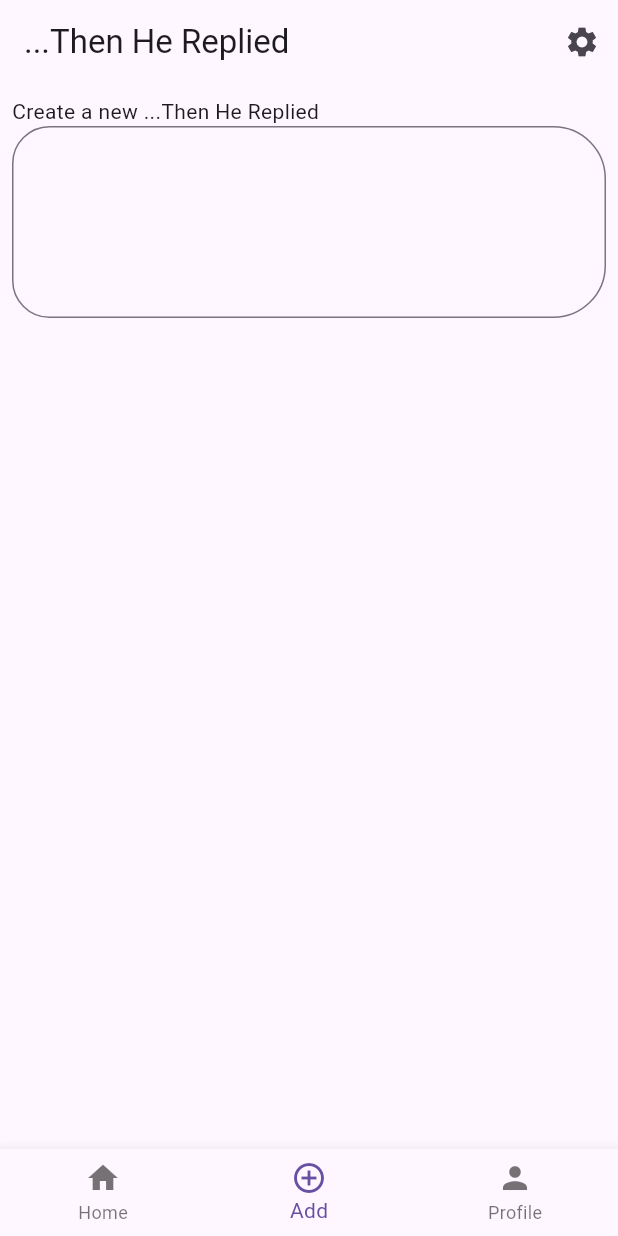
After one commit to BMarx981/then_he_replied, a Flutter app: the screen it shows after launch, item 2 of the bottom bar chosen, on a phone screen of 412 x 824 dp. The commit adds this screen. Run offline on Flutter 3.47's test engine with Material 3 defaults, Android fonts, the phone set to English and light mode, and no system bars; our stand-ins replace flutter_riverpod, riverpod_annotation; generated files the repository leaves out were written again.

Commit message:
rearrange the project.

```diff
--- a/lib/src/app.dart
+++ b/lib/src/app.dart
@@ -1,8 +1,8 @@
 import 'package:flutter/material.dart';
 import 'package:flutter_gen/gen_l10n/app_localizations.dart';
 import 'package:flutter_localizations/flutter_localizations.dart';
-import 'package:then_he_replied/src/reply_details_screen/reply_item_details_view.dart';
-import 'package:then_he_replied/src/reply_list_screen/reply_main_view.dart';
+import 'package:then_he_replied/src/presentation/reply_details_screen/reply_item_details_view.dart';
+import 'package:then_he_replied/src/presentation/main_view.dart';
 
 import 'settings/settings_controller.dart';
 import 'settings/settings_view.dart';
--- /dev/null
+++ b/lib/src/presentation/common/app_bar/app_bar.dart
@@ -0,0 +1,24 @@
+import 'package:flutter/material.dart';
+import 'package:then_he_replied/src/settings/settings_view.dart';
+
+class RepliedAppBar extends StatelessWidget {
+  const RepliedAppBar({super.key});
+
+  @override
+  Widget build(BuildContext context) {
+    return AppBar(
+      title: const Text('...Then He Replied'),
+      actions: [
+        IconButton(
+          icon: const Icon(Icons.settings),
+          onPressed: () {
+            // Navigate to the settings page. If the user leaves and returns
+            // to the app after it has been killed while running in the
+            // background, the navigation stack is restored.
+            Navigator.restorablePushNamed(context, SettingsView.routeName);
+          },
+        ),
+      ],
+    );
+  }
+}
--- /dev/null
+++ b/lib/src/presentation/common/textfield.dart
@@ -0,0 +1,23 @@
+import 'package:flutter/material.dart';
+
+class ReplyTextField extends StatefulWidget {
+  const ReplyTextField({super.key});
+
+  @override
+  State<ReplyTextField> createState() => _ReplyTextFieldState();
+}
+
+class _ReplyTextFieldState extends State<ReplyTextField> {
+  @override
+  Widget build(BuildContext context) {
+    return const TextField(
+      maxLines: 8,
+      minLines: 4,
+      decoration: InputDecoration(
+          border: OutlineInputBorder(
+        borderRadius: BorderRadius.horizontal(
+            left: Radius.circular(25), right: Radius.circular(35)),
+      )),
+    );
+  }
+}
--- /dev/null
+++ b/lib/src/presentation/create_reply/create_reply_view.dart
@@ -0,0 +1,18 @@
+import 'package:flutter/material.dart';
+import 'package:flutter_riverpod/flutter_riverpod.dart';
+import 'package:then_he_replied/src/presentation/common/textfield.dart';
+
+class CreateReplyView extends ConsumerWidget {
+  const CreateReplyView({super.key});
+
+  @override
+  Widget build(BuildContext context, WidgetRef ref) {
+    return const Padding(
+      padding: EdgeInsets.all(8.0),
+      child: Column(children: [
+        Row(children: [Text("Create a new ...Then He Replied")]),
+        Expanded(child: ReplyTextField()),
+      ]),
+    );
+  }
+}
--- a/lib/src/reply_list_screen/reply_main_view.dart
+++ b/lib/src/presentation/main_view.dart
@@ -1,8 +1,9 @@
 import 'package:flutter/material.dart';
 import 'package:flutter_riverpod/flutter_riverpod.dart';
-import 'package:then_he_replied/src/create_reply/create_reply_view.dart';
-import 'package:then_he_replied/src/profile/profile_view.dart';
-import 'package:then_he_replied/src/reply_list_screen/reply_list_view.dart';
+import 'package:then_he_replied/src/presentation/common/app_bar/app_bar.dart';
+import 'package:then_he_replied/src/presentation/create_reply/create_reply_view.dart';
+import 'package:then_he_replied/src/presentation/profile/profile_view.dart';
+import 'package:then_he_replied/src/presentation/reply_list_screen/reply_list_view.dart';
 
 import 'package:then_he_replied/src/settings/settings_view.dart';
 
@@ -23,19 +24,9 @@ class ReplyItemMainView extends ConsumerWidget {
   Widget build(BuildContext context, WidgetRef ref) {
     final indexBottomNavbar = ref.watch(indexBottomNavbarProvider);
     return Scaffold(
-      appBar: AppBar(
-        title: const Text('...Then He Replied'),
-        actions: [
-          IconButton(
-            icon: const Icon(Icons.settings),
-            onPressed: () {
-              // Navigate to the settings page. If the user leaves and returns
-              // to the app after it has been killed while running in the
-              // background, the navigation stack is restored.
-              Navigator.restorablePushNamed(context, SettingsView.routeName);
-            },
-          ),
-        ],
+      appBar: const PreferredSize(
+        preferredSize: Size(double.infinity, kToolbarHeight),
+        child: RepliedAppBar(),
       ),
       body: bodies[indexBottomNavbar],
       bottomNavigationBar: BottomNavigationBar(
--- /dev/null
+++ b/lib/src/presentation/reply_list_screen/reply_main_view.dart
@@ -0,0 +1,57 @@
+import 'package:flutter/material.dart';
+import 'package:flutter_riverpod/flutter_riverpod.dart';
+import 'package:then_he_replied/src/presentation/common/app_bar/app_bar.dart';
+import 'package:then_he_replied/src/presentation/create_reply/create_reply_view.dart';
+import 'package:then_he_replied/src/presentation/profile/profile_view.dart';
+import 'package:then_he_replied/src/presentation/reply_list_screen/reply_list_view.dart';
+
+import 'package:then_he_replied/src/settings/settings_view.dart';
+
+/// Displays a list of ReplyItems.
+class ReplyItemMainView extends ConsumerWidget {
+  ReplyItemMainView({
+    super.key,
+  });
+
+  static const routeName = '/';
+  final List<Widget> bodies = [
+    const ReplyItemListView(),
+    const CreateReplyView(),
+    const ProfileView(),
+  ];
+
+  @override
+  Widget build(BuildContext context, WidgetRef ref) {
+    final indexBottomNavbar = ref.watch(indexBottomNavbarProvider);
+    return Scaffold(
+      appBar: const PreferredSize(
+        preferredSize: Size(double.infinity, kToolbarHeight),
+        child: RepliedAppBar(),
+      ),
+      body: bodies[indexBottomNavbar],
+      bottomNavigationBar: BottomNavigationBar(
+          currentIndex: indexBottomNavbar,
+          onTap: (value) => ref
+              .read(indexBottomNavbarProvider.notifier)
+              .update((state) => value),
+          items: const [
+            BottomNavigationBarItem(
+              icon: Icon(Icons.home),
+              label: 'Home',
+            ),
+            BottomNavigationBarItem(
+              icon: Icon(Icons.add_circle_outline_outlined),
+              label: 'Add',
+            ),
+            BottomNavigationBarItem(
+              icon: Icon(Icons.person),
+              label: 'Profile',
+            ),
+          ]),
+    );
+  }
+}
+
+final indexBottomNavbarProvider = StateProvider<int>((ref) {
+  return 0;
+});
--- /dev/null
+++ b/lib/src/presentation/reply_main_view.dart
@@ -0,0 +1,57 @@
+import 'package:flutter/material.dart';
+import 'package:flutter_riverpod/flutter_riverpod.dart';
+import 'package:then_he_replied/src/presentation/common/app_bar/app_bar.dart';
+import 'package:then_he_replied/src/presentation/create_reply/create_reply_view.dart';
+import 'package:then_he_replied/src/presentation/profile/profile_view.dart';
+import 'package:then_he_replied/src/presentation/reply_list_screen/reply_list_view.dart';
+
+import 'package:then_he_replied/src/settings/settings_view.dart';
+
+/// Displays a list of ReplyItems.
+class ReplyItemMainView extends ConsumerWidget {
+  ReplyItemMainView({
+    super.key,
+  });
+
+  static const routeName = '/';
+  final List<Widget> bodies = [
+    const ReplyItemListView(),
+    const CreateReplyView(),
+    const ProfileView(),
+  ];
+
+  @override
+  Widget build(BuildContext context, WidgetRef ref) {
+    final indexBottomNavbar = ref.watch(indexBottomNavbarProvider);
+    return Scaffold(
+      appBar: const PreferredSize(
+        preferredSize: Size(double.infinity, kToolbarHeight),
+        child: RepliedAppBar(),
+      ),
+      body: bodies[indexBottomNavbar],
+      bottomNavigationBar: BottomNavigationBar(
+          currentIndex: indexBottomNavbar,
+          onTap: (value) => ref
+              .read(indexBottomNavbarProvider.notifier)
+              .update((state) => value),
+          items: const [
+            BottomNavigationBarItem(
+              icon: Icon(Icons.home),
+              label: 'Home',
+            ),
+            BottomNavigationBarItem(
+              icon: Icon(Icons.add_circle_outline_outlined),
+              label: 'Add',
+            ),
+            BottomNavigationBarItem(
+              icon: Icon(Icons.person),
+              label: 'Profile',
+            ),
+          ]),
+    );
+  }
+}
+
+final indexBottomNavbarProvider = StateProvider<int>((ref) {
+  return 0;
+});
```
Also changed, not shown: lib/src/create_reply/create_reply_view.dart (deleted, +0 -14 lines), lib/src/data/reply_item.dart (renamed from lib/src/reply_list_screen/reply_item.dart, +10 -2 lines), lib/src/presentation/profile/profile_view.dart (renamed from lib/src/profile/profile_view.dart, +7 -4 lines), lib/src/presentation/reply_details_screen/reply_item_details_view.dart (renamed from lib/src/reply_details_screen/reply_item_details_view.dart, +5 -3 lines), lib/src/presentation/reply_list_screen/reply_list_provider.dart (renamed from lib/src/reply_list_screen/reply_list_provider.dart, +5 -2 lines), lib/src/presentation/reply_list_screen/reply_list_view.dart (added, +56 -0 lines), lib/src/reply_list_screen/reply_list_view.dart (deleted, +0 -52 lines), lib/src/presentation/comments_section/comment.dart (renamed from lib/src/comments_section/comment.dart), lib/src/presentation/reply_list_screen/reply_list_provider.g.dart (renamed from lib/src/reply_list_screen/reply_list_provider.g.dart).
